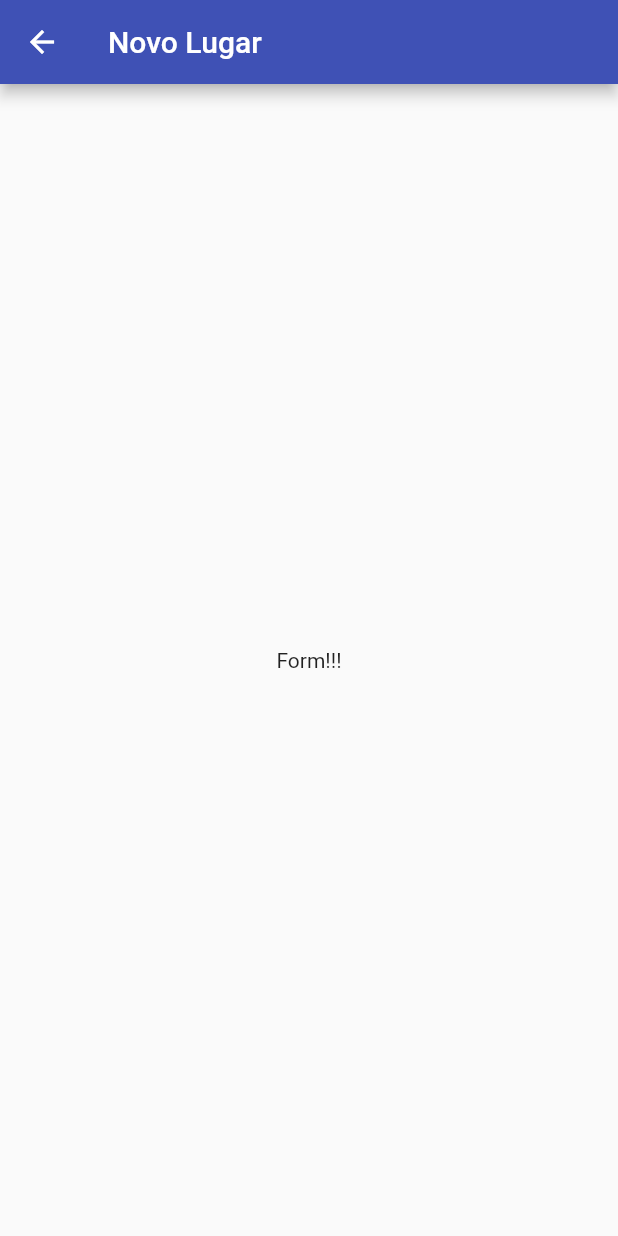
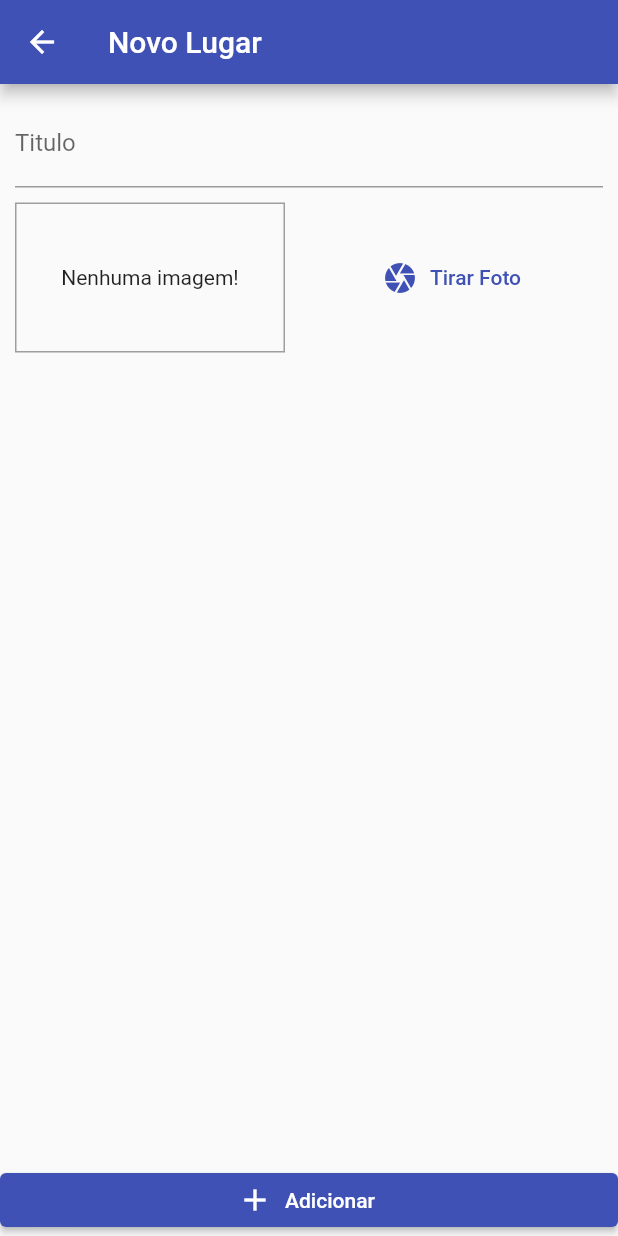
Before and after one commit to marceloguerra007/flutter-favorite-places, a Flutter app: the PlaceFormScreen screen opened by its route, on a phone screen of 412 x 824 dp. Run offline on Flutter 3.47's test engine with Material 2 defaults, Android fonts, the phone set to English and light mode, and no system bars.

Commit message:
Criando os campos do form de registro do lugar.

```diff
--- a/lib/screens/place_form_screen.dart
+++ b/lib/screens/place_form_screen.dart
@@ -1,3 +1,4 @@
+import 'package:favorite_places/widgets/image_input.dart';
 import 'package:flutter/material.dart';
 
 class PlaceFormScreen extends StatefulWidget {
@@ -6,14 +7,47 @@ class PlaceFormScreen extends StatefulWidget {
 }
 
 class _PlaceFormScreenState extends State<PlaceFormScreen> {
+  final _titleController = TextEditingController();
+
+  void _submitForm(){
+
+  }
+
   @override
   Widget build(BuildContext context) {
     return Scaffold(
       appBar: AppBar(
         title: Text('Novo Lugar'),
       ),
-      body: Center(
-        child: Text('Form!!!'),
+      body: Column(
+        crossAxisAlignment: CrossAxisAlignment.stretch,
+        children: [
+          Expanded(
+            child: SingleChildScrollView(
+              child: Padding(
+                padding: const EdgeInsets.all(10),
+                child: Column(
+                  children: [
+                    TextField(
+                      decoration: InputDecoration(
+                        labelText: 'Titulo'
+                      ),
+                      controller: _titleController,
+                    ),
+                    SizedBox(height: 10),
+                    ImageInput(),
+                  ],
+                ),
+              ),
+            ),
+          ),
+          ElevatedButton.icon(
+            icon: Icon(Icons.add),
+            label: Text('Adicionar'),
+            //(backgroundColor: Theme.of(context).accentColor),
+            onPressed: _submitForm
+          ),
+        ],
       ),
     );
   }
--- /dev/null
+++ b/lib/widgets/image_input.dart
@@ -0,0 +1,41 @@
+import 'package:flutter/material.dart';
+
+class ImageInput extends StatefulWidget {
+  const ImageInput({ Key? key }) : super(key: key);
+
+  @override
+  _ImageInputState createState() => _ImageInputState();
+}
+
+class _ImageInputState extends State<ImageInput> {
+  @override
+  Widget build(BuildContext context) {
+    return Row(
+      children: [
+        Container(
+          width: 180,
+          height: 100,
+          decoration: BoxDecoration(
+            border: Border.all(
+              width: 1,
+              color: Colors.grey
+            )
+          ),
+          alignment: Alignment.center,
+          child: Text('Nenhuma imagem!'),
+        ),
+        SizedBox(width: 10),
+        Expanded(
+          child: TextButton.icon(
+            icon: Icon(Icons.camera),
+            label: Text(
+              'Tirar Foto',
+              style: TextStyle(color: Theme.of(context).primaryColor)
+            ),
+            onPressed: (){}
+          ),
+        ),
+      ],
+    );
+  }
+}
```
